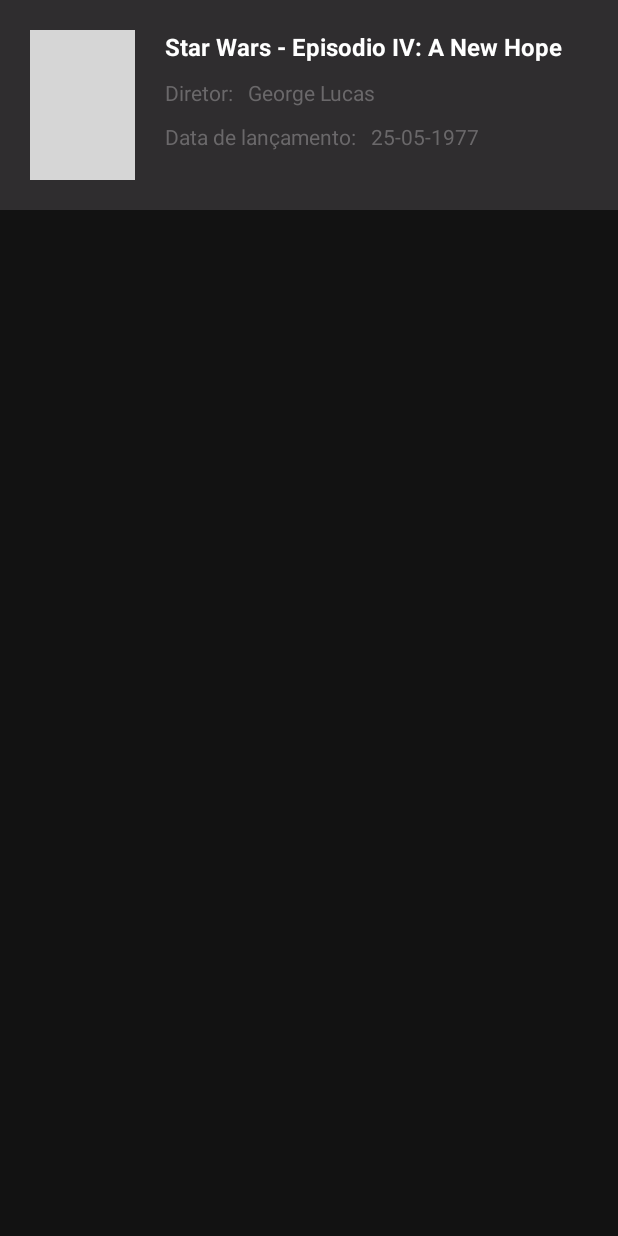
After one commit to ElizeuCastro/TimWeAndroidTest, an Android app: the layout movies_item.xml on its own in the app's theme, with its tools: preview values and no code run, on a phone screen of 412 x 824 dp. The commit adds this screen. Run offline under Robolectric (Android 15) with nearby library versions, the phone set to English and light mode, and no system bars; grey boxes are pictures that could not be loaded.

Commit message:
Add movies list screnn

```diff
--- /dev/null
+++ b/StarWarsMovies/app/src/main/java/com/example/starwarsmovies/common/Constants.kt
@@ -0,0 +1,5 @@
+package com.example.starwarsmovies.common
+
+object Constants {
+    const val MOVIES_LIST_KEY = "MOVIES_LIST_KEY"
+}
--- a/StarWarsMovies/app/src/main/java/com/example/starwarsmovies/domain/model/Movie.kt
+++ b/StarWarsMovies/app/src/main/java/com/example/starwarsmovies/domain/model/Movie.kt
@@ -1,9 +1,13 @@
 package com.example.starwarsmovies.domain.model
 
+import android.os.Parcelable
+import kotlinx.android.parcel.Parcelize
+
+@Parcelize
 data class Movie(
     val cover: String,
     val director: String,
     val episodeId: String,
     val releaseDate: String,
     val title: String
-)
+) : Parcelable
--- a/StarWarsMovies/app/src/main/java/com/example/starwarsmovies/presentation/StarWarsMoviesApplication.kt
+++ b/StarWarsMovies/app/src/main/java/com/example/starwarsmovies/presentation/StarWarsMoviesApplication.kt
@@ -3,6 +3,7 @@ package com.example.starwarsmovies.presentation
 import android.app.Application
 import com.example.starwarsmovies.data.di.DataModule
 import com.example.starwarsmovies.domain.di.DomainModule
+import com.example.starwarsmovies.presentation.di.PresentationModule
 import org.koin.android.ext.koin.androidContext
 import org.koin.core.context.startKoin
 
@@ -12,7 +13,7 @@ class StarWarsMoviesApplication : Application() {
         super.onCreate()
         startKoin {
             androidContext(this@StarWarsMoviesApplication)
-            modules(listOf(DataModule.modules, DomainModule.modules))
+            modules(listOf(DataModule.modules, DomainModule.modules, PresentationModule.modules))
         }
     }
 }
--- /dev/null
+++ b/StarWarsMovies/app/src/main/res/layout/movies_item.xml
@@ -0,0 +1,85 @@
+<?xml version="1.0" encoding="utf-8"?>
+<layout xmlns:android="http://schemas.android.com/apk/res/android"
+    xmlns:app="http://schemas.android.com/apk/res-auto"
+    xmlns:tools="http://schemas.android.com/tools">
+
+    <data>
+
+        <variable
+            name="movie"
+            type="com.example.starwarsmovies.domain.model.Movie" />
+    </data>
+
+
+    <androidx.constraintlayout.widget.ConstraintLayout
+        android:layout_width="match_parent"
+        android:layout_height="wrap_content"
+        android:background="@color/movie_item_bg_color"
+        android:padding="20dp">
+
+        <ImageView
+            android:id="@+id/imageView"
+            android:layout_width="70dp"
+            android:layout_height="100dp"
+            app:movieImage="@{movie}"
+            app:layout_constraintStart_toStartOf="parent"
+            app:layout_constraintTop_toTopOf="parent"
+            tools:srcCompat="@tools:sample/avatars" />
+
+        <TextView
+            android:id="@+id/textView"
+            style="@style/Theme.StarWarsMovies.MovieTitle"
+            android:layout_width="0dp"
+            android:layout_height="wrap_content"
+            android:layout_marginStart="20dp"
+            app:layout_constraintEnd_toEndOf="parent"
+            app:layout_constraintStart_toEndOf="@+id/imageView"
+            app:layout_constraintTop_toTopOf="parent"
+            android:text="@{movie.title}"
+            tools:text="Star Wars - Episodio IV: A New Hope" />
+
+        <TextView
+            android:id="@+id/textView2"
+            style="@style/Theme.StarWarsMovies.MovieLabels"
+            android:layout_width="wrap_content"
+            android:layout_height="wrap_content"
+            android:layout_marginTop="10dp"
+            android:text="@string/director"
+            app:layout_constraintStart_toStartOf="@+id/textView"
+            app:layout_constraintTop_toBottomOf="@+id/textView" />
+
+        <TextView
+            android:id="@+id/textView3"
+            style="@style/Theme.StarWarsMovies.MovieLabels"
+            android:layout_width="0dp"
+            android:layout_height="wrap_content"
+            android:layout_marginStart="10dp"
+            app:layout_constraintEnd_toEndOf="parent"
+            app:layout_constraintStart_toEndOf="@+id/textView2"
+            app:layout_constraintTop_toTopOf="@+id/textView2"
+            android:text="@{movie.director}"
+            tools:text="George Lucas" />
+
+        <TextView
+            android:id="@+id/textView4"
+            style="@style/Theme.StarWarsMovies.MovieLabels"
+            android:layout_width="wrap_content"
+            android:layout_height="wrap_content"
+            android:layout_marginTop="10dp"
+            android:text="@string/release_date"
+            app:layout_constraintStart_toStartOf="@+id/textView2"
+            app:layout_constraintTop_toBottomOf="@+id/textView2" />
+
+        <TextView
+            android:id="@+id/textView5"
+            style="@style/Theme.StarWarsMovies.MovieLabels"
+            android:layout_width="0dp"
+            android:layout_height="wrap_content"
+            android:layout_marginStart="10dp"
+            app:layout_constraintEnd_toEndOf="parent"
+            app:layout_constraintStart_toEndOf="@+id/textView4"
+            app:layout_constraintTop_toTopOf="@+id/textView4"
+            android:text="@{movie.releaseDate}"
+            tools:text="25-05-1977" />
+    </androidx.constraintlayout.widget.ConstraintLayout>
+</layout>
--- a/StarWarsMovies/app/src/main/res/values/colors.xml
+++ b/StarWarsMovies/app/src/main/res/values/colors.xml
@@ -1,10 +1,13 @@
 <?xml version="1.0" encoding="utf-8"?>
 <resources>
-    <color name="purple_200">#FFBB86FC</color>
+    <color name="purple_200">#000000</color>
     <color name="purple_500">#FF6200EE</color>
     <color name="purple_700">#FF3700B3</color>
     <color name="teal_200">#FF03DAC5</color>
     <color name="teal_700">#FF018786</color>
     <color name="black">#FF000000</color>
     <color name="white">#FFFFFFFF</color>
+    <color name="movie_toolbar_color">#fdfd00</color>
+    <color name="movie_item_bg_color">#2f2d2f</color>
+    <color name="movie_label_color">#6a686a</color>
 </resources>
--- a/StarWarsMovies/app/src/main/res/values/strings.xml
+++ b/StarWarsMovies/app/src/main/res/values/strings.xml
@@ -1,12 +1,7 @@
 <resources>
     <string name="app_name">StarWarsMovies</string>
-    <string name="title_activity_main">MainActivity</string>
-    <!-- Strings used for fragments for navigation -->
-    <string name="first_fragment_label">First Fragment</string>
-    <string name="second_fragment_label">Second Fragment</string>
-    <string name="next">Next</string>
-    <string name="previous">Previous</string>
-
-    <string name="hello_first_fragment">Hello first fragment</string>
-    <string name="hello_second_fragment">Hello second fragment. Arg: %1$s</string>
+    <string name="movies_title_screen">Filmes de Star Wars</string>
+    <string name="image_description">Image: %s</string>
+    <string name="director">Diretor:</string>
+    <string name="release_date">Data de lançamento:</string>
 </resources>
--- a/StarWarsMovies/app/src/main/res/values/themes.xml
+++ b/StarWarsMovies/app/src/main/res/values/themes.xml
@@ -1,6 +1,6 @@
 <resources xmlns:tools="http://schemas.android.com/tools">
     <!-- Base application theme. -->
-    <style name="Theme.StarWarsMovies" parent="Theme.MaterialComponents.DayNight.DarkActionBar">
+    <style name="Theme.StarWarsMovies" parent="Theme.MaterialComponents.NoActionBar">
         <!-- Primary brand color. -->
         <item name="colorPrimary">@color/purple_500</item>
         <item name="colorPrimaryVariant">@color/purple_700</item>
@@ -22,4 +22,15 @@
     <style name="Theme.StarWarsMovies.AppBarOverlay" parent="ThemeOverlay.AppCompat.Dark.ActionBar" />
 
     <style name="Theme.StarWarsMovies.PopupOverlay" parent="ThemeOverlay.AppCompat.Light" />
+
+    <style name="Theme.StarWarsMovies.MovieTitle">
+        <item name="android:textColor">@color/white</item>
+        <item name="android:textSize">16sp</item>
+        <item name="android:textStyle">bold</item>
+    </style>
+
+    <style name="Theme.StarWarsMovies.MovieLabels">
+        <item name="android:textColor">@color/movie_label_color</item>
+        <item name="android:textSize">14sp</item>
+    </style>
 </resources>
```
Also changed, not shown: StarWarsMovies/app/build.gradle (+52 -17 lines), StarWarsMovies/app/src/main/AndroidManifest.xml (+6 -9 lines), StarWarsMovies/app/src/main/java/com/example/starwarsmovies/presentation/MainActivity.kt (deleted, +0 -12 lines), StarWarsMovies/app/src/main/java/com/example/starwarsmovies/presentation/di/PresentationModule.kt (added, +18 -0 lines), StarWarsMovies/app/src/main/java/com/example/starwarsmovies/presentation/movies/MainActivity.kt (added, +59 -0 lines), StarWarsMovies/app/src/main/java/com/example/starwarsmovies/presentation/movies/MoviesAdapter.kt (added, +50 -0 lines), StarWarsMovies/app/src/main/java/com/example/starwarsmovies/presentation/movies/MoviesBindingAdapter.kt (added, +20 -0 lines), StarWarsMovies/app/src/main/java/com/example/starwarsmovies/presentation/movies/MoviesListState.kt (added, +9 -0 lines), StarWarsMovies/app/src/main/java/com/example/starwarsmovies/presentation/movies/MoviesViewModel.kt (added, +50 -0 lines), StarWarsMovies/app/src/main/res/layout/activity_main.xml (+47 -1 lines), StarWarsMovies/build.gradle (+28 -0 lines).
